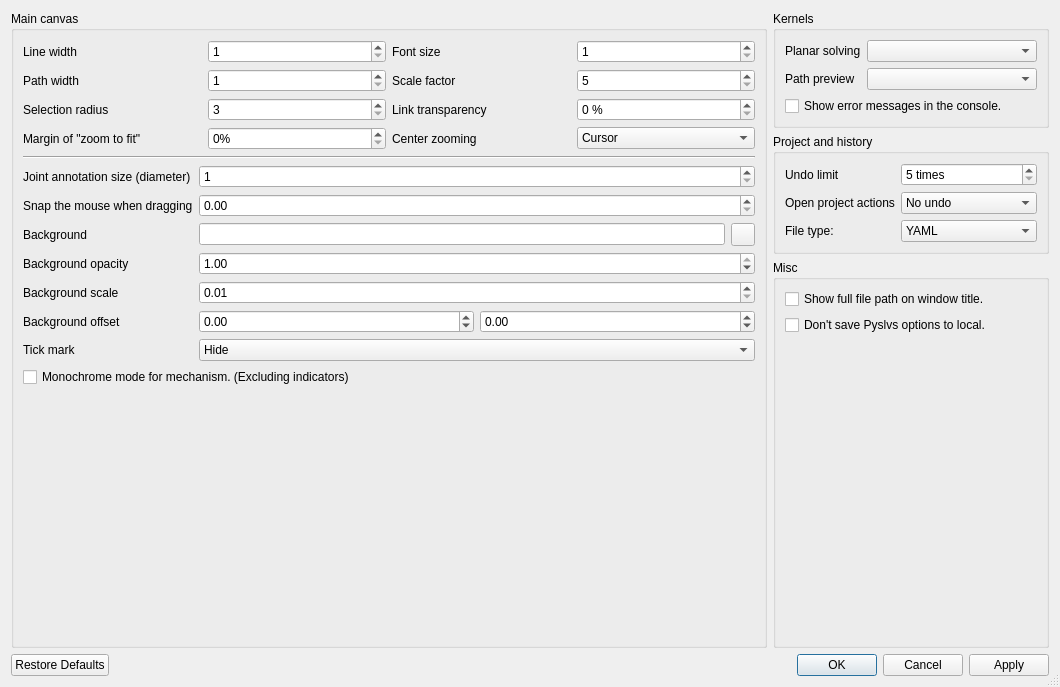
Before: the Qt Designer form core/io/preference.ui in KmolYuan/Pyslvs-UI, drawn with Qt 5.
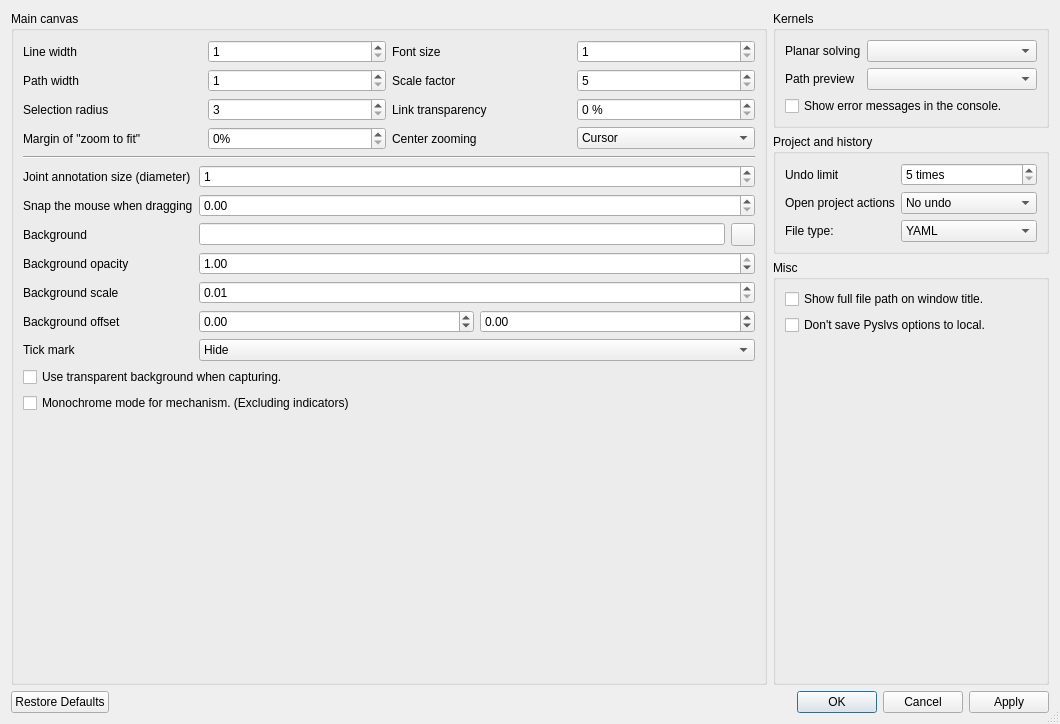
After: the same form once the commit is applied. Icons and pictures are not drawn.

Commit message: Add "Transparent background when capturing" setting for main canvas.

Patch:
```diff
--- a/core/io/preference.ui
+++ b/core/io/preference.ui
@@ -7,7 +7,7 @@
     <x>0</x>
     <y>0</y>
     <width>1060</width>
-    <height>687</height>
+    <height>724</height>
    </rect>
   </property>
   <property name="windowTitle">
@@ -356,6 +356,13 @@
           </item>
          </layout>
         </item>
+        <item>
+         <widget class="QCheckBox" name="grab_no_background_option">
+          <property name="text">
+           <string>Use transparent background when capturing.</string>
+          </property>
+         </widget>
+        </item>
         <item>
          <widget class="QCheckBox" name="monochrome_option">
           <property name="text">
```
The commit also changes 7 other files.
